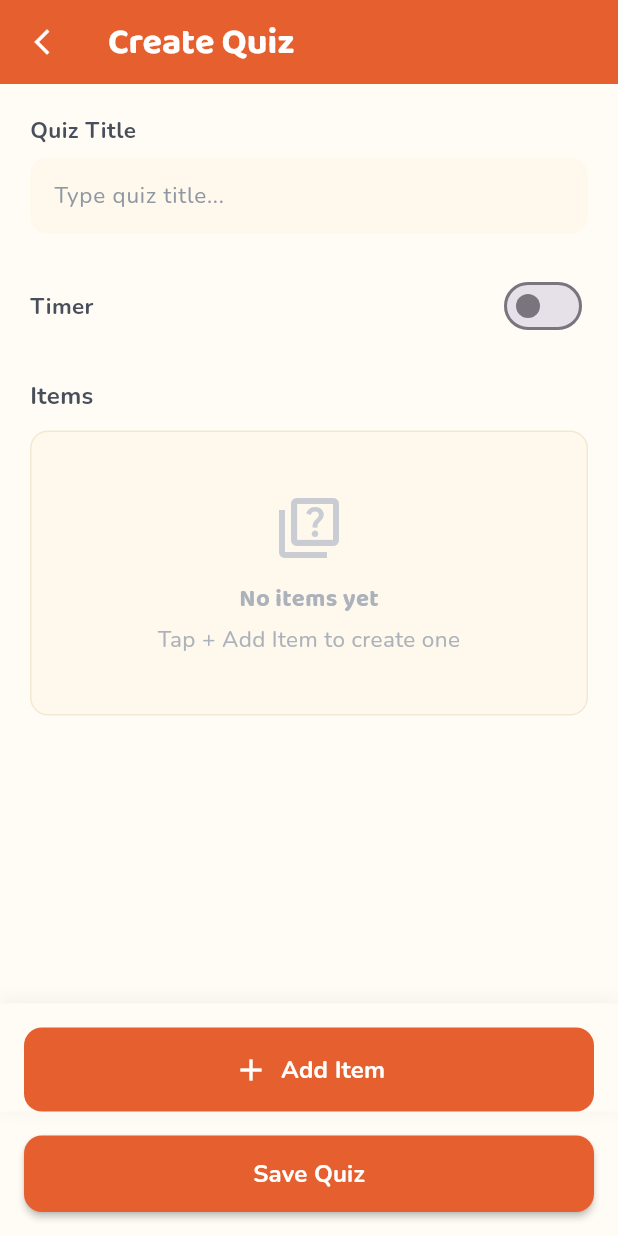
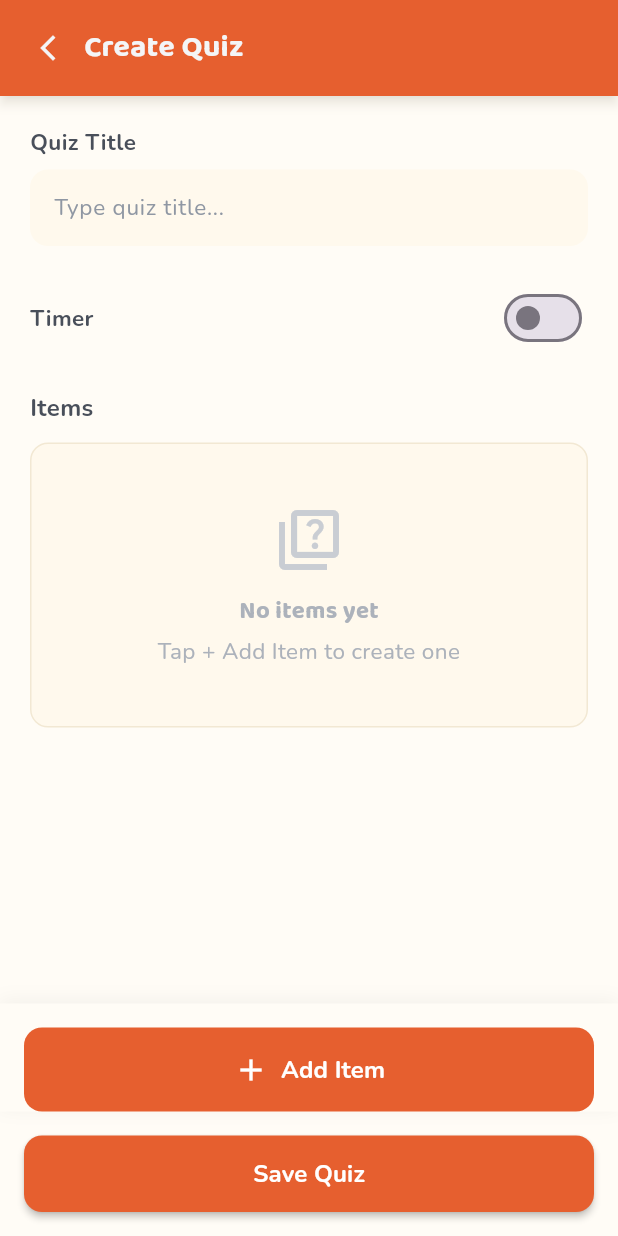
Before and after one commit to dreyyan/soro, a Flutter app: the QuizSettings screen opened by its route, on a phone screen of 412 x 824 dp. Run offline on Flutter 3.47's test engine with Material 3 defaults, Android fonts, the phone set to English and light mode, and no system bars; our stand-ins replace shared_preferences; accounts and stored records are empty.

Commit message:
style(cards-settings/quiz-settings): polish the header layout identical to the main pages header

```diff
--- a/lib/screens/quiz/quiz_settings.dart
+++ b/lib/screens/quiz/quiz_settings.dart
@@ -234,24 +234,12 @@ class _QuizSettingsState extends State<QuizSettings> {
   Widget build(BuildContext context) {
     return Scaffold(
       backgroundColor: AppColors.secondary_50,
-      appBar: AppBar(
-        leading: IconButton(
-          icon: const Icon(Icons.arrow_back_ios_new, size: 20),
-          onPressed: () => Navigator.pop(context),
-        ),
-        title: const Text(
-          "Create Quiz",
-          style: TextStyle(
-            fontFamily: 'Baloo',
-            fontWeight: FontWeight.w700,
-            fontSize: 24,
-          ),
-        ),
-        backgroundColor: AppColors.primary_600,
-        foregroundColor: Colors.white,
-        elevation: 0,
-      ),
-      body: Column(
+      body: SafeArea(
+        child: Column(
+          children: [
+            _buildHeader(),
+            Expanded(
+              child: Column(
         children: [
           // [BODY] Scrollable content
           Expanded(
@@ -662,7 +650,40 @@ class _QuizSettingsState extends State<QuizSettings> {
               ),
             ),
           ),
-        ],
+          ],
+        ),
+            ),
+          ],
+        ),
+      ),
+    );
+  }
+
+  // [WIDGET] Header — matches Quiz screen layout
+  Widget _buildHeader() {
+    return Material(
+      color: AppColors.primary_600,
+      elevation: 3,
+      shadowColor: AppColors.secondary_500.withValues(alpha: 0.4),
+      child: Container(
+        padding: const EdgeInsets.symmetric(horizontal: 8, vertical: 8),
+        child: Row(
+          children: [
+            IconButton(
+              icon: const Icon(Icons.arrow_back_ios_new, size: 20, color: AppColors.text_50),
+              onPressed: () => Navigator.pop(context),
+            ),
+            const Text(
+              'Create Quiz',
+              style: TextStyle(
+                fontFamily: 'Baloo',
+                fontSize: 20,
+                fontWeight: FontWeight.w700,
+                color: AppColors.text_50,
+              ),
+            ),
+          ],
+        ),
       ),
     );
   }
```
Also changed, not shown: lib/screens/cards/cards_settings.dart (+35 -19 lines).
